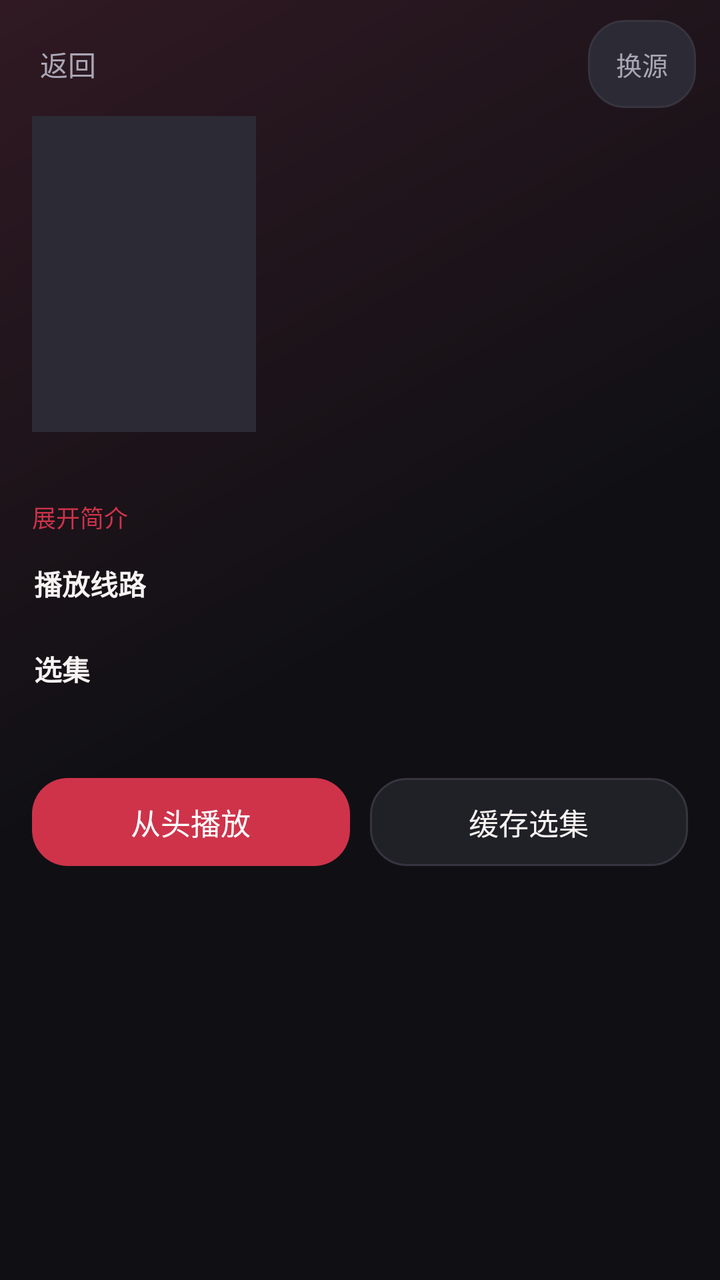
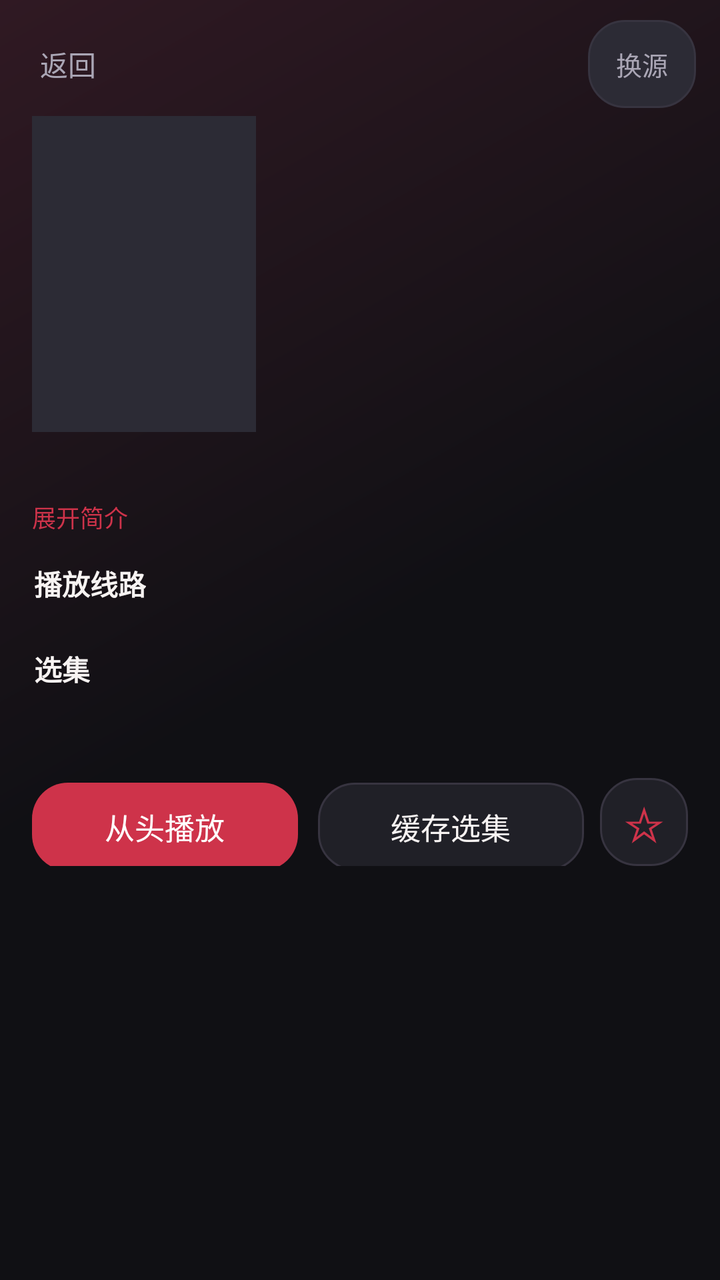

The first picture is an Android layout as it rendered before a commit; the second is the same layout after the commit. The layout source and the unified diff follow.
<!-- AndroidManifest.xml: application theme AppTheme -->
<!-- res/layout/activity_detail.xml -->
<?xml version="1.0" encoding="utf-8"?>
<ScrollView xmlns:android="http://schemas.android.com/apk/res/android"
    android:layout_width="match_parent"
    android:layout_height="match_parent"
    android:background="@drawable/bg_page"
    android:fitsSystemWindows="true"
    android:scrollbars="none">

    <LinearLayout
        android:layout_width="match_parent"
        android:layout_height="wrap_content"
        android:orientation="vertical"
        android:paddingBottom="24dp">

        <LinearLayout
            android:layout_width="match_parent"
            android:layout_height="wrap_content"
            android:orientation="horizontal"
            android:gravity="center_vertical"
            android:paddingLeft="8dp"
            android:paddingRight="12dp"
            android:paddingTop="10dp">

            <TextView
                android:id="@+id/btnBack"
                android:layout_width="wrap_content"
                android:layout_height="36dp"
                android:gravity="center"
                android:paddingLeft="12dp"
                android:paddingRight="12dp"
                android:text="返回"
                android:textColor="?attr/appTextMuted"
                android:textSize="14sp" />

            <View
                android:layout_width="0dp"
                android:layout_height="1dp"
                android:layout_weight="1" />

            <TextView
                android:id="@+id/pickSource"
                style="@style/Chip"
                android:text="换源" />
        </LinearLayout>

        <LinearLayout
            android:layout_width="match_parent"
            android:layout_height="wrap_content"
            android:orientation="horizontal"
            android:paddingLeft="16dp"
            android:paddingRight="16dp"
            android:paddingTop="4dp">

            <ImageView
                android:id="@+id/pic"
                android:layout_width="112dp"
                android:layout_height="158dp"
                android:background="?attr/appSurfaceAlt"
                android:scaleType="centerCrop" />

            <LinearLayout
                android:layout_width="0dp"
                android:layout_height="wrap_content"
                android:layout_weight="1"
                android:layout_marginLeft="14dp"
                android:orientation="vertical">

                <TextView
                    android:id="@+id/name"
                    android:layout_width="match_parent"
                    android:layout_height="wrap_content"
                    android:textColor="?attr/appText"
                    android:textSize="19sp"
                    android:textStyle="bold" />

                <TextView
                    android:id="@+id/meta"
                    android:layout_width="match_parent"
                    android:layout_height="wrap_content"
                    android:layout_marginTop="6dp"
                    android:textColor="?attr/appTextMuted"
                    android:textSize="12sp" />

                <TextView
                    android:id="@+id/remark"
                    android:layout_width="match_parent"
                    android:layout_height="wrap_content"
                    android:layout_marginTop="4dp"
                    android:textColor="?attr/appAccent"
                    android:textSize="12sp" />

                <TextView
                    android:id="@+id/actor"
                    android:layout_width="match_parent"
                    android:layout_height="wrap_content"
                    android:layout_marginTop="4dp"
                    android:ellipsize="end"
                    android:maxLines="2"
                    android:textColor="?attr/appTextMuted"
                    android:textSize="12sp" />
            </LinearLayout>
        </LinearLayout>

        <TextView
            android:id="@+id/plot"
            android:layout_width="match_parent"
            android:layout_height="wrap_content"
            android:layout_marginLeft="16dp"
            android:layout_marginRight="16dp"
            android:layout_marginTop="12dp"
            android:lineSpacingExtra="4dp"
            android:maxLines="4"
            android:ellipsize="end"
            android:textColor="?attr/appTextMuted"
            android:textSize="13sp" />

        <TextView
            android:id="@+id/plotToggle"
            android:layout_width="wrap_content"
            android:layout_height="wrap_content"
            android:layout_marginLeft="16dp"
            android:layout_marginTop="4dp"
            android:paddingBottom="4dp"
            android:text="展开简介"
            android:textColor="?attr/appAccent"
            android:textSize="12sp" />

        <TextView
            android:id="@+id/playFromTitle"
            android:layout_width="wrap_content"
            android:layout_height="wrap_content"
            android:layout_marginLeft="17dp"
            android:layout_marginTop="10dp"
            android:text="播放线路"
            android:textColor="?attr/appText"
            android:textSize="14sp"
            android:textStyle="bold" />

        <HorizontalScrollView
            android:layout_width="match_parent"
            android:layout_height="wrap_content"
            android:layout_marginTop="8dp"
            android:overScrollMode="never"
            android:paddingLeft="16dp"
            android:paddingRight="16dp"
            android:scrollbars="none">

            <LinearLayout
                android:id="@+id/fromRow"
                android:layout_width="wrap_content"
                android:layout_height="wrap_content"
                android:orientation="horizontal" />
        </HorizontalScrollView>

        <TextView
            android:id="@+id/epTitle"
            android:layout_width="wrap_content"
            android:layout_height="wrap_content"
            android:layout_marginLeft="17dp"
            android:layout_marginTop="14dp"
            android:text="选集"
            android:textColor="?attr/appText"
            android:textSize="14sp"
            android:textStyle="bold" />

        <TextView
            android:id="@+id/epHint"
            android:layout_width="match_parent"
            android:layout_height="wrap_content"
            android:layout_marginLeft="17dp"
            android:layout_marginRight="17dp"
            android:layout_marginTop="4dp"
            android:textColor="?attr/appTextMuted"
            android:textSize="12sp" />

        <LinearLayout
            android:id="@+id/epBox"
            android:layout_width="match_parent"
            android:layout_height="wrap_content"
            android:layout_marginTop="6dp"
            android:orientation="vertical" />

        <LinearLayout
            android:id="@+id/actionRow"
            android:layout_width="match_parent"
            android:layout_height="wrap_content"
            android:layout_marginLeft="16dp"
            android:layout_marginRight="16dp"
            android:layout_marginTop="18dp"
            android:orientation="horizontal">

            <TextView
                android:id="@+id/btnPlay"
                android:layout_width="0dp"
                android:layout_height="44dp"
                android:layout_weight="1"
                android:background="@drawable/bg_btn_primary"
                android:gravity="center"
                android:text="从头播放"
                android:textColor="?attr/appOnAccent"
                android:textSize="15sp" />

            <TextView
                android:id="@+id/btnDownload"
                android:layout_width="0dp"
                android:layout_height="44dp"
                android:layout_marginLeft="10dp"
                android:layout_weight="1"
                android:background="@drawable/bg_btn_ghost"
                android:gravity="center"
                android:text="缓存选集"
                android:textColor="?attr/appText"
                android:textSize="15sp" />
        </LinearLayout>

        <ProgressBar
            android:id="@+id/progress"
            android:layout_width="wrap_content"
            android:layout_height="wrap_content"
            android:layout_gravity="center_horizontal"
            android:layout_marginTop="20dp"
            android:visibility="gone" />

        <TextView
            android:id="@+id/hint"
            android:layout_width="wrap_content"
            android:layout_height="wrap_content"
            android:layout_gravity="center_horizontal"
            android:layout_marginTop="20dp"
            android:textColor="?attr/appTextMuted"
            android:textSize="14sp"
            android:visibility="gone" />
    </LinearLayout>
</ScrollView>
<!-- resources referenced by this layout -->
<resources>
  <!-- drawable bg_btn_ghost (drawable) -->
  <ripple xmlns:android="http://schemas.android.com/apk/res/android" android:color="?attr/appAccentDim"><item><shape><solid android:color="?attr/appSurface"/><corners android:radius="?attr/appPillCorner"/><stroke android:width="1dp" android:color="?attr/appDivider" /></shape></item></ripple>
  <!-- drawable bg_btn_primary (drawable) -->
  <ripple xmlns:android="http://schemas.android.com/apk/res/android" android:color="?attr/appAccentDim"><item><shape><solid android:color="?attr/appAccent"/><corners android:radius="?attr/appPillCorner"/></shape></item></ripple>
  <!-- drawable bg_page (drawable) -->
  <shape xmlns:android="http://schemas.android.com/apk/res/android"><gradient android:angle="315" android:startColor="?attr/appGlow" android:centerColor="?attr/appBg" android:endColor="?attr/appBg" /></shape>
  <style name="Chip">
          <item name="android:layout_width">wrap_content</item>
          <item name="android:layout_height">wrap_content</item>
          <item name="android:minHeight">44dp</item>
          <item name="android:gravity">center</item>
          <item name="android:paddingLeft">14dp</item>
          <item name="android:paddingRight">14dp</item>
          <item name="android:paddingTop">7dp</item>
          <item name="android:paddingBottom">7dp</item>
          <item name="android:textSize">13sp</item>
          <item name="android:textColor">?attr/appTextMuted</item>
          <item name="android:background">@drawable/bg_chip</item>
      </style>
  <style name="AppTheme" parent="Theme.AppCompat.NoActionBar">
          <item name="appBg">#101014</item>
          <item name="appSurface">#202027</item>
          <item name="appSurfaceAlt">#2C2B35</item>
          <item name="appAccent">#CE334A</item>
          <item name="appAccentDim">#722334</item>
          <item name="appText">#F7F3F2</item>
          <item name="appTextMuted">#AAA6B5</item>
          <item name="appDivider">#373440</item>
          <item name="appSuccess">#63D79C</item>
          <item name="appOnAccent">#FFFFFF</item>
          <item name="appGlow">#301923</item>
          <item name="appCorner">12dp</item>
          <item name="appPillCorner">18dp</item>
          <item name="android:fontFamily">sans-serif</item>
          <item name="android:windowBackground">?attr/appBg</item>
          <item name="android:statusBarColor">?attr/appBg</item>
          <item name="android:navigationBarColor">?attr/appBg</item>
          <item name="android:colorBackground">?attr/appSurface</item>
          <item name="android:textColorPrimary">?attr/appText</item>
          <item name="android:textColorSecondary">?attr/appTextMuted</item>
          <item name="android:textColorHint">?attr/appTextMuted</item>
          <item name="colorAccent">?attr/appAccent</item>
          <item name="colorControlNormal">?attr/appTextMuted</item>
          <item name="colorControlActivated">?attr/appAccent</item>
          <item name="android:windowLightStatusBar">false</item>
          <item name="android:windowAnimationStyle">@style/AppWindowAnimation</item>
      </style>
  <!-- drawable bg_chip (drawable) -->
  <ripple xmlns:android="http://schemas.android.com/apk/res/android" android:color="?attr/appAccentDim"><item><shape><solid android:color="?attr/appSurfaceAlt"/><corners android:radius="?attr/appPillCorner"/><stroke android:width="1dp" android:color="?attr/appDivider" /></shape></item></ripple>
  <style name="AppWindowAnimation">
          <item name="android:activityOpenEnterAnimation">@anim/page_enter</item>
          <item name="android:activityOpenExitAnimation">@anim/page_exit</item>
          <item name="android:activityCloseEnterAnimation">@anim/page_enter</item>
          <item name="android:activityCloseExitAnimation">@anim/page_exit</item>
      </style>
</resources>

<!-- the commit's change to res/layout/activity_detail.xml (unified diff, before → after) -->
@@ -211,6 +211,7 @@
                 android:text="缓存选集"
                 android:textColor="?attr/appText"
                 android:textSize="15sp" />
+<TextView android:id="@+id/btnFavorite" android:layout_width="44dp" android:layout_height="44dp" android:layout_marginLeft="8dp" android:gravity="center" android:background="@drawable/bg_btn_ghost" android:text="☆" android:contentDescription="收藏" android:textSize="24sp" android:textColor="?attr/appAccent" />
         </LinearLayout>
 
         <ProgressBar
